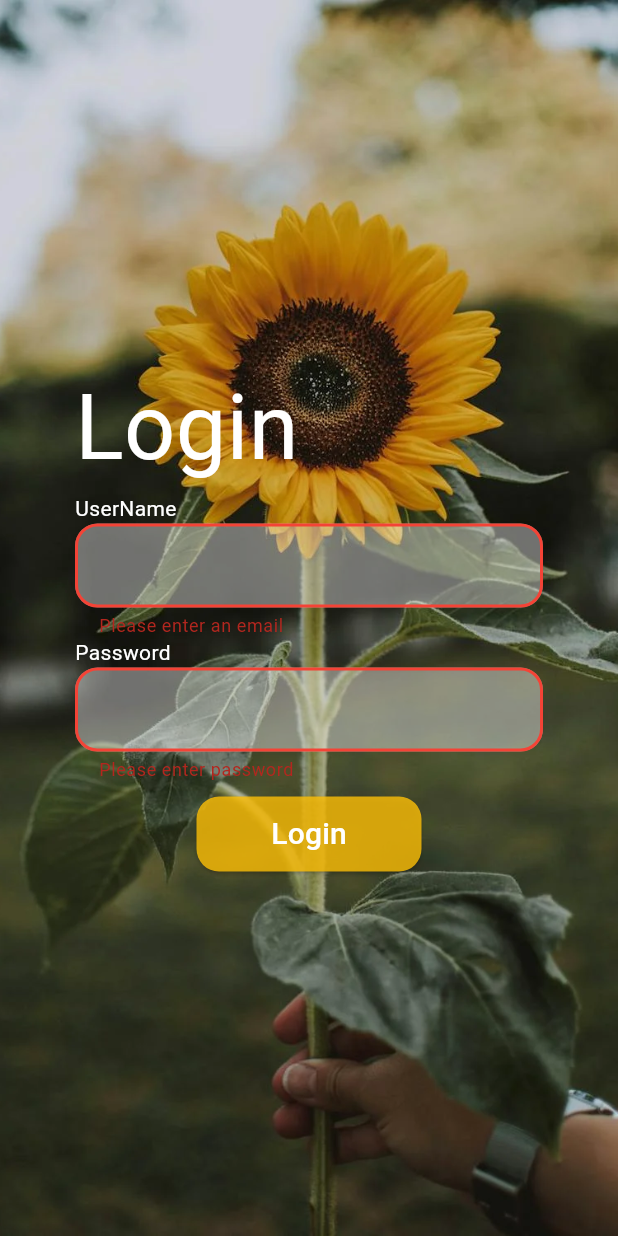
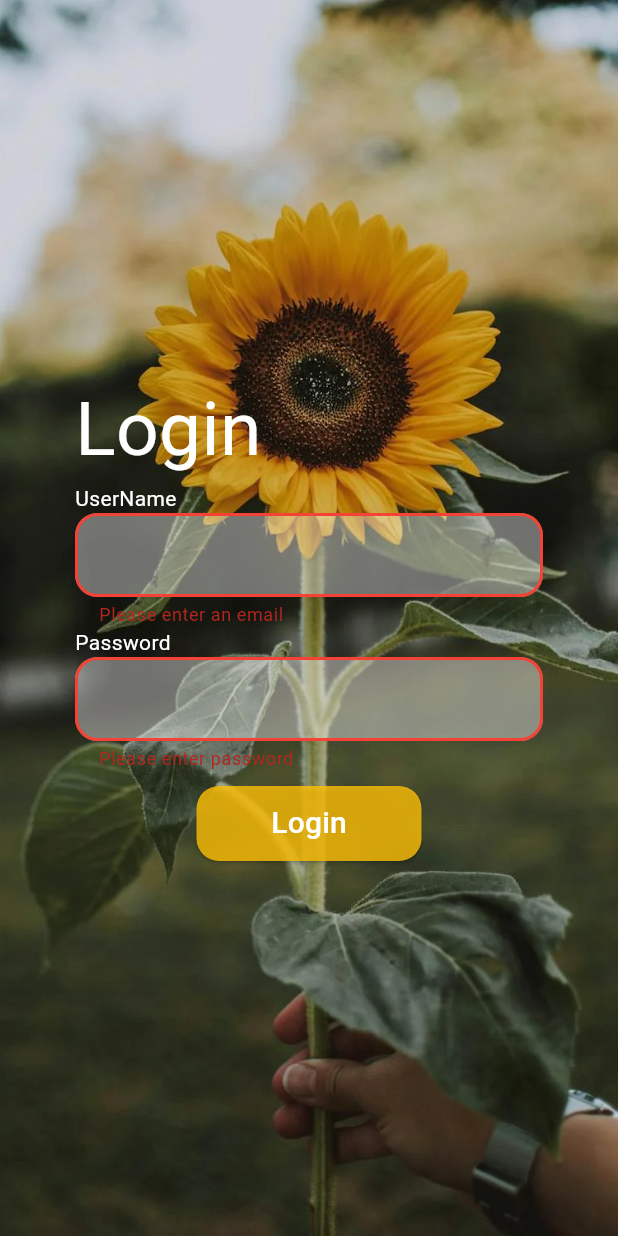
Before and after one commit to khyatikasundra/api_retrofit_khyati, a Flutter app: the LoginScreen screen opened directly, after a tap on "Login", on a phone screen of 412 x 824 dp. Run offline on Flutter 3.47's test engine with Material 3 defaults, Android fonts, the phone set to English and light mode, and no system bars; our stand-ins replace bloc, dio, equatable, flutter_bloc, freezed_annotation, get_it and 3 more; accounts and stored records are empty; generated files the repository leaves out were written again.

Commit message:
eight commit

```diff
--- /dev/null
+++ b/lib/core/constant/channel.dart
@@ -0,0 +1,3 @@
+class Channel {
+  final String kApp = "app";
+}
--- /dev/null
+++ b/lib/core/constant/channel_method.dart
@@ -0,0 +1,4 @@
+class ChannelMethod {
+  final String kFlavor = "getFlavor";
+  final String kDeviceId = "getDeviceID";
+}
--- a/lib/core/constant/profiles.dart
+++ b/lib/core/constant/profiles.dart
@@ -1,7 +1,12 @@
 class Profiles {
   static DevelopProfiles developProfiles = DevelopProfiles();
+  static ProductionProfiles productionProfiles = ProductionProfiles();
 }
 
 class DevelopProfiles {
   final String baseUrl = "https://dummyjson.com/auth";
 }
+
+class ProductionProfiles {
+  final String baseUrl = "https://jsonplaceholder.typicode.com";
+}
--- a/lib/core/constant/strings.dart
+++ b/lib/core/constant/strings.dart
@@ -1,3 +1,5 @@
+import 'package:api_retrofit_project/core/constant/channel.dart';
+import 'package:api_retrofit_project/core/constant/channel_method.dart';
 import 'package:api_retrofit_project/core/constant/error_message.dart';
 import 'package:api_retrofit_project/core/constant/label_string.dart';
 import 'package:api_retrofit_project/core/constant/message.dart';
@@ -6,5 +8,6 @@ class Strings {
   static LabelString labelString = LabelString();
   static ErrorMessage errorMessage = ErrorMessage();
   static Message message = Message();
-
+  static Channel channel = Channel();
+  static ChannelMethod channelMethod = ChannelMethod();
 }
--- a/lib/core/constant/text_style.dart
+++ b/lib/core/constant/text_style.dart
@@ -16,4 +16,7 @@ class TextStyles {
       errorBorder: OutlineInputBorder(
           borderSide: const BorderSide(color: Colors.red, width: 2),
           borderRadius: BorderRadius.circular(15)));
+
+  static TextStyle getInputFiledTextColor() =>
+      const TextStyle(color: Colors.white);
 }
--- a/lib/core/interceptor/header_interceptor.dart
+++ b/lib/core/interceptor/header_interceptor.dart
@@ -1,4 +1,5 @@
 import 'package:api_retrofit_project/core/constant/project_apis.dart';
+import 'package:api_retrofit_project/core/interceptor/api_logger.dart';
 import 'package:api_retrofit_project/core/shared_preference_helper.dart';
 import 'package:dio/dio.dart';
 
@@ -20,6 +21,7 @@ class HeaderInterceptor extends InterceptorsWrapper {
     if (token != null && token.isNotEmpty) {
       options.headers = {'Authorization': 'Bearer $token'};
     }
+    APiLogger.addRequestLog(options);
     super.onRequest(options, handler);
   }
 }
--- a/lib/core/util/utilities.dart
+++ b/lib/core/util/utilities.dart
@@ -4,4 +4,8 @@ class Utilities {
   static Future<String> parseStringFromAssets(String assetPath) {
     return rootBundle.loadString(assetPath);
   }
+
+  static T enumFromString<T>(String key, List<T> values) => values.firstWhere(
+        (v) => key == (v! as Enum).name,
+      );
 }
--- a/lib/view/login/screen/login_screen.dart
+++ b/lib/view/login/screen/login_screen.dart
@@ -32,22 +32,28 @@ class _LoginScreenState extends State<LoginScreen> {
       body: CustomScrollWidget(
         child: BlocConsumer<LoginBloc, LoginState>(
           listener: _listener,
-          builder: (context, state) => Container(
-            decoration: _backgroundImage(),
-            child: _loginForm(emailController, passwordController),
-          ),
+          builder: _builder,
         ),
       ),
     );
   }
 
+  Widget _builder(context, state) => Container(
+        decoration: _backgroundImage(),
+        child: _loginForm(emailController, passwordController),
+      );
+
   void _listener(context, state) {
     if (state is LoginFailureState) {
-      ScaffoldMessenger.of(context).showSnackBar(SnackBar(
-        content: Text("${state.errorMessage} ${state.statusCode ?? ''}"),
-        duration: const Duration(seconds: 10),
-      ));
+      _snackBar(context, state);
     }
+  }
+
+  void _snackBar(context, LoginFailureState state) {
+    ScaffoldMessenger.of(context).showSnackBar(SnackBar(
+      content: Text("${state.errorMessage} ${state.statusCode ?? ''}"),
+      duration: const Duration(seconds: 10),
+    ));
   }
 
   BoxDecoration _backgroundImage() {
--- a/lib/view/login/widget/login_form.dart
+++ b/lib/view/login/widget/login_form.dart
@@ -22,42 +22,57 @@ class LoginForm extends StatelessWidget {
         crossAxisAlignment: CrossAxisAlignment.start,
         mainAxisAlignment: MainAxisAlignment.center,
         children: [
-          Text(
-            Strings.labelString.kLogin,
-            style: const TextStyle(fontSize: 60, color: Colors.white),
-          ),
-          Text(
-            Strings.labelString.kUserName,
-            style: const TextStyle(color: Colors.white),
-          ),
-          TextFormField(
-            style: const TextStyle(color: Colors.white),
-            decoration: TextStyles.getInputDecoration(),
-            controller: emailController,
-            validator: emailValidator,
-          ),
-          Text(
-            Strings.labelString.kPassword,
-            style: const TextStyle(color: Colors.white),
-          ),
-          TextFormField(
-            decoration: TextStyles.getInputDecoration(),
-            style: const TextStyle(color: Colors.white),
-            controller: passwordController,
-            validator: passwordValidator,
-            obscureText: true,
-          ),
-          const SizedBox(
-            height: 10,
-          ),
+          _loginTitle(),
+          _formLabelText(Strings.labelString.kUserName),
+          _userNameTextField(),
+          _formLabelText(Strings.labelString.kPassword),
+          _passwordTextField(),
+          _spacer(),
           CustomAppButton(onPressed: onLoginButtonPressed),
         ],
       ),
     );
   }
 
+  SizedBox _spacer() => const SizedBox(height: 10);
+
+  TextFormField _passwordTextField() {
+    return TextFormField(
+      decoration: TextStyles.getInputDecoration(),
+      style: TextStyles.getInputFiledTextColor(),
+      controller: passwordController,
+      validator: passwordValidator,
+      obscureText: true,
+    );
+  }
+
+  TextFormField _userNameTextField() {
+    return TextFormField(
+      style: TextStyles.getInputFiledTextColor(),
+      decoration: TextStyles.getInputDecoration(),
+      controller: emailController,
+      validator: emailValidator,
+    );
+  }
+
+  Text _formLabelText(String labelText) {
+    return Text(
+      labelText,
+      style: TextStyles.getInputFiledTextColor(),
+    );
+  }
+
+  Text _loginTitle() {
+    return Text(
+      Strings.labelString.kLogin,
+      style: TextStyles.getInputFiledTextColor().copyWith(fontSize: 50),
+    );
+  }
+
   static String? emailValidator(String? value) {
-    if (value!.trim().isEmpty) {
+    if (value == null) {
+      return Strings.message.kEnterEmail;
+    } else if ((value).trim().isEmpty) {
       return Strings.message.kEnterEmail;
     } else if (!Validator.isValidEmail(value)) {
       return Strings.message.kEnterValidEmail;
@@ -67,7 +82,9 @@ class LoginForm extends StatelessWidget {
   }
 
   static String? passwordValidator(String? value) {
-    if (value!.trim().isEmpty) {
+    if (value == null) {
+      return Strings.message.kEnterPassword;
+    } else if (value.trim().isEmpty) {
       return Strings.message.kEnterPassword;
     } else if (!Validator.isValidPassword(value)) {
       return Strings.message.kEnterValidPassword;
```
Also changed, not shown: lib/core/app_config.dart (added, +54 -0 lines), lib/core/interceptor/api_logger.dart (+18 -7 lines), lib/core/util/logger.dart (+3 -4 lines), lib/core/webservice/api_client.dart (+4 -8 lines), lib/main.dart (+27 -3 lines), 3 other files.
